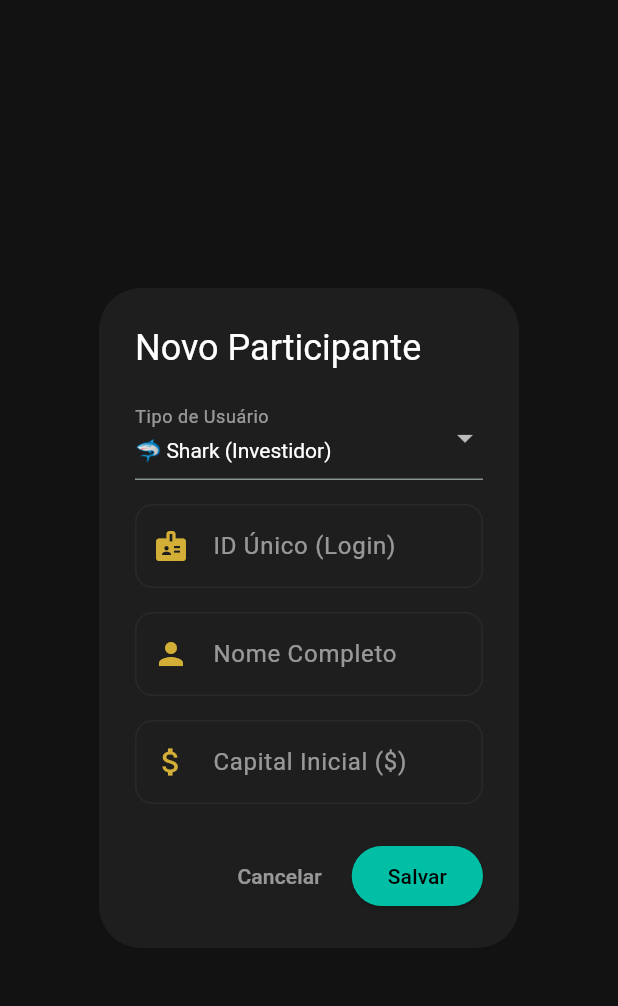
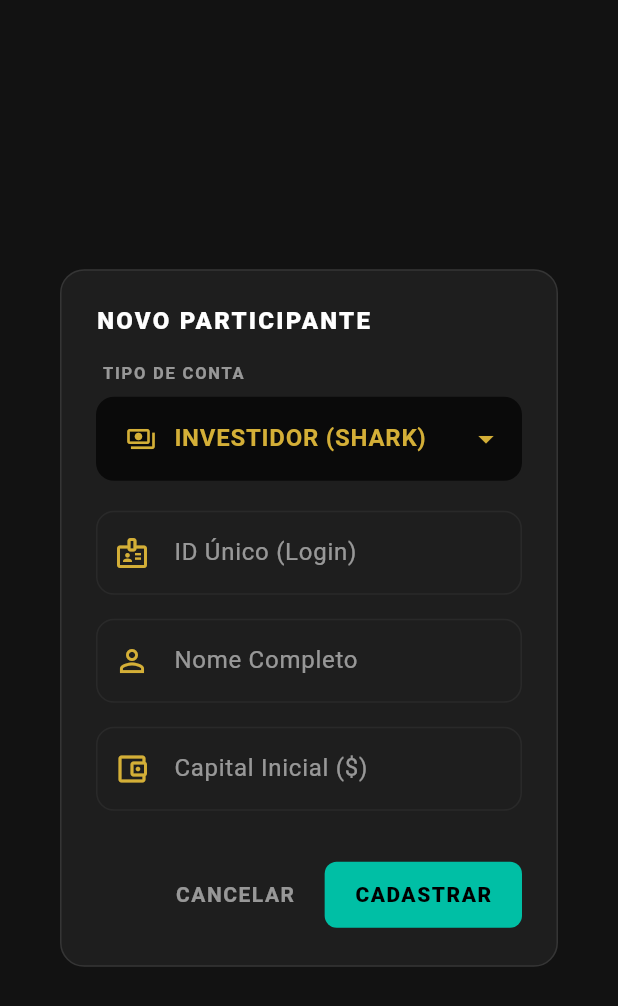
Before and after one commit to lucasblima-dev/app_shark_tank, a Flutter app: the UserFormDialog widget shown alone on an empty page, opened directly, on a phone screen of 412 x 824 dp. Shown: the top 1006 px of the screen. Run offline on Flutter 3.47's test engine with Material 3 defaults, Android fonts, the phone set to English and light mode, and no system bars; our stand-ins replace cloud_firestore, confetti, firebase_core, flutter_riverpod; accounts and stored records are empty.

Commit message:
Ajustes no card de criação de participantes

```diff
--- a/lib/features/admin/presentation/widgets/user_form_dialog.dart
+++ b/lib/features/admin/presentation/widgets/user_form_dialog.dart
@@ -66,10 +66,12 @@ class _UserFormDialogState extends State<UserFormDialog> {
         SnackBar(
           content: Text(
             widget.userToEdit == null
-                ? 'Usuário criado!'
-                : 'Usuário atualizado!',
+                ? 'Participante cadastrado com sucesso!'
+                : 'Cadastro atualizado com sucesso!',
+            style: const TextStyle(fontWeight: FontWeight.bold),
           ),
           backgroundColor: AppColors.emerald,
+          behavior: SnackBarBehavior.floating,
         ),
       );
     }
@@ -81,9 +83,18 @@ class _UserFormDialogState extends State<UserFormDialog> {
 
     return AlertDialog(
       backgroundColor: AppColors.backgroundLight,
+      shape: RoundedRectangleBorder(
+        borderRadius: BorderRadius.circular(16),
+        side: const BorderSide(color: Colors.white10),
+      ),
       title: Text(
-        isEditing ? 'Editar Participante' : 'Novo Participante',
-        style: const TextStyle(color: AppColors.textWhite),
+        isEditing ? 'EDITAR PARTICIPANTE' : 'NOVO PARTICIPANTE',
+        style: const TextStyle(
+          color: AppColors.textWhite,
+          fontWeight: FontWeight.w900,
+          letterSpacing: 1.5,
+          fontSize: 16,
+        ),
       ),
       content: SingleChildScrollView(
         child: Form(
@@ -91,39 +102,104 @@ class _UserFormDialogState extends State<UserFormDialog> {
           child: Column(
             mainAxisSize: MainAxisSize.min,
             children: [
-              // Só permite escolher o papel se for criação
-              if (!isEditing)
+              if (!isEditing) ...[
+                // Label externo corrige o bug de sobreposição do Flutter
+                const Align(
+                  alignment: Alignment.centerLeft,
+                  child: Padding(
+                    padding: EdgeInsets.only(left: 4, bottom: 8),
+                    child: Text(
+                      'TIPO DE CONTA',
+                      style: TextStyle(
+                        color: AppColors.textMuted,
+                        fontSize: 11,
+                        letterSpacing: 1.2,
+                        fontWeight: FontWeight.bold,
+                      ),
+                    ),
+                  ),
+                ),
                 DropdownButtonFormField<String>(
                   initialValue: _role,
-                  dropdownColor: AppColors.cardDark,
-                  style: const TextStyle(color: AppColors.textWhite),
-                  decoration: const InputDecoration(
-                    labelText: 'Tipo de Usuário',
-                    labelStyle: TextStyle(color: AppColors.textMuted),
+                  isExpanded:
+                      true, // Garante que textos grandes não quebrem o layout
+                  dropdownColor: AppColors.backgroundDark,
+                  icon: const Icon(
+                    Icons.arrow_drop_down,
+                    color: AppColors.gold,
+                  ),
+                  decoration: InputDecoration(
+                    // Padding interno ajustado para combinar com o PremiumTextField
+                    contentPadding: const EdgeInsets.symmetric(
+                      horizontal: 16,
+                      vertical: 16,
+                    ),
+                    filled: true,
+                    fillColor: AppColors.backgroundDark,
+                    border: OutlineInputBorder(
+                      borderRadius: BorderRadius.circular(12),
+                      borderSide: BorderSide.none,
+                    ),
                   ),
                   items: const [
                     DropdownMenuItem(
                       value: 'shark',
-                      child: Text('🦈 Shark (Investidor)'),
+                      child: Row(
+                        children: [
+                          Icon(
+                            Icons.payments_outlined,
+                            color: AppColors.gold,
+                            size: 20,
+                          ),
+                          SizedBox(width: 12),
+                          Text(
+                            'INVESTIDOR (SHARK)',
+                            style: TextStyle(
+                              color: AppColors.gold,
+                              letterSpacing: 0.5,
+                              fontWeight: FontWeight.bold,
+                            ),
+                          ),
+                        ],
+                      ),
                     ),
                     DropdownMenuItem(
                       value: 'proponent',
-                      child: Text('💡 Proponente (Startup)'),
+                      child: Row(
+                        children: [
+                          Icon(
+                            Icons.rocket_launch_outlined,
+                            color: AppColors.emerald,
+                            size: 20,
+                          ),
+                          SizedBox(width: 12),
+                          Text(
+                            'STARTUP (PROPONENTE)',
+                            style: TextStyle(
+                              color: AppColors.emerald,
+                              letterSpacing: 0.5,
+                              fontWeight: FontWeight.bold,
+                            ),
+                          ),
+                        ],
+                      ),
                     ),
                   ],
                   onChanged: (val) => setState(() => _role = val!),
                 ),
-              const SizedBox(height: 16),
+                const SizedBox(height: 20),
+              ],
+
               PremiumTextField(
                 controller: _idController,
                 label: 'ID Único (Login)',
-                icon: Icons.badge,
+                icon: Icons.badge_outlined,
               ),
               const SizedBox(height: 16),
               PremiumTextField(
                 controller: _nameController,
                 label: 'Nome Completo',
-                icon: Icons.person,
+                icon: Icons.person_outline,
               ),
               const SizedBox(height: 16),
 
@@ -132,34 +208,50 @@ class _UserFormDialogState extends State<UserFormDialog> {
                 PremiumTextField(
                   controller: _capitalController,
                   label: 'Capital Inicial (\$)',
-                  icon: Icons.attach_money,
+                  icon: Icons.account_balance_wallet_outlined,
                   isNumber: true,
                 ),
               if (_role == 'proponent')
                 PremiumTextField(
                   controller: _ideaController,
-                  label: 'Nome da Ideia/Startup',
-                  icon: Icons.lightbulb_outline,
+                  label: 'Nome da Startup',
+                  icon: Icons.domain,
                 ),
             ],
           ),
         ),
       ),
+      actionsPadding: const EdgeInsets.only(right: 24, bottom: 24, top: 8),
       actions: [
         TextButton(
           onPressed: () => Navigator.pop(context),
           child: const Text(
-            'Cancelar',
-            style: TextStyle(color: AppColors.textMuted),
+            'CANCELAR',
+            style: TextStyle(
+              color: AppColors.textMuted,
+              fontWeight: FontWeight.bold,
+              letterSpacing: 1,
+            ),
           ),
         ),
         ElevatedButton(
           style: ElevatedButton.styleFrom(
             backgroundColor: AppColors.emerald,
             foregroundColor: Colors.black,
+            elevation: 0,
+            padding: const EdgeInsets.symmetric(horizontal: 20, vertical: 12),
+            shape: RoundedRectangleBorder(
+              borderRadius: BorderRadius.circular(8),
+            ),
           ),
           onPressed: _saveUser,
-          child: const Text('Salvar'),
+          child: Text(
+            isEditing ? 'ATUALIZAR' : 'CADASTRAR',
+            style: const TextStyle(
+              fontWeight: FontWeight.w900,
+              letterSpacing: 1,
+            ),
+          ),
         ),
       ],
     );
--- a/lib/features/auth/presentation/login_screen.dart
+++ b/lib/features/auth/presentation/login_screen.dart
@@ -131,7 +131,7 @@ class _LoginScreenState extends ConsumerState<LoginScreen> {
                   child: _isLoading
                       ? const CircularProgressIndicator(color: Colors.black)
                       : const Text(
-                          'ENTRAR NO TANK',
+                          'ENTRAR',
                           style: TextStyle(
                             fontSize: 16,
                             fontWeight: FontWeight.bold,
--- a/lib/features/proponent/presentation/widgets/valuation_card.dart
+++ b/lib/features/proponent/presentation/widgets/valuation_card.dart
@@ -44,7 +44,7 @@ class ValuationCard extends StatelessWidget {
           ),
           const SizedBox(height: 16),
           Text(
-            'EQUITY CEDIDO: $totalEquity%',
+            'PERCENTUAL CEDIDO: $totalEquity%',
             style: const TextStyle(
               color: AppColors.error,
               fontWeight: FontWeight.bold,
```
